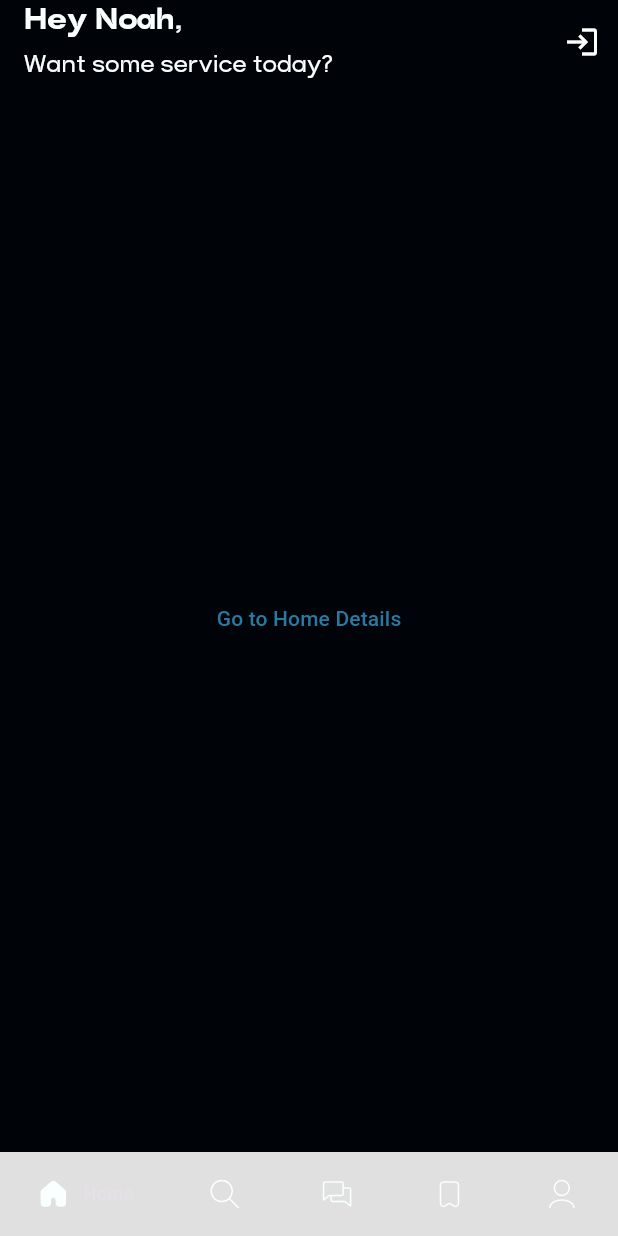
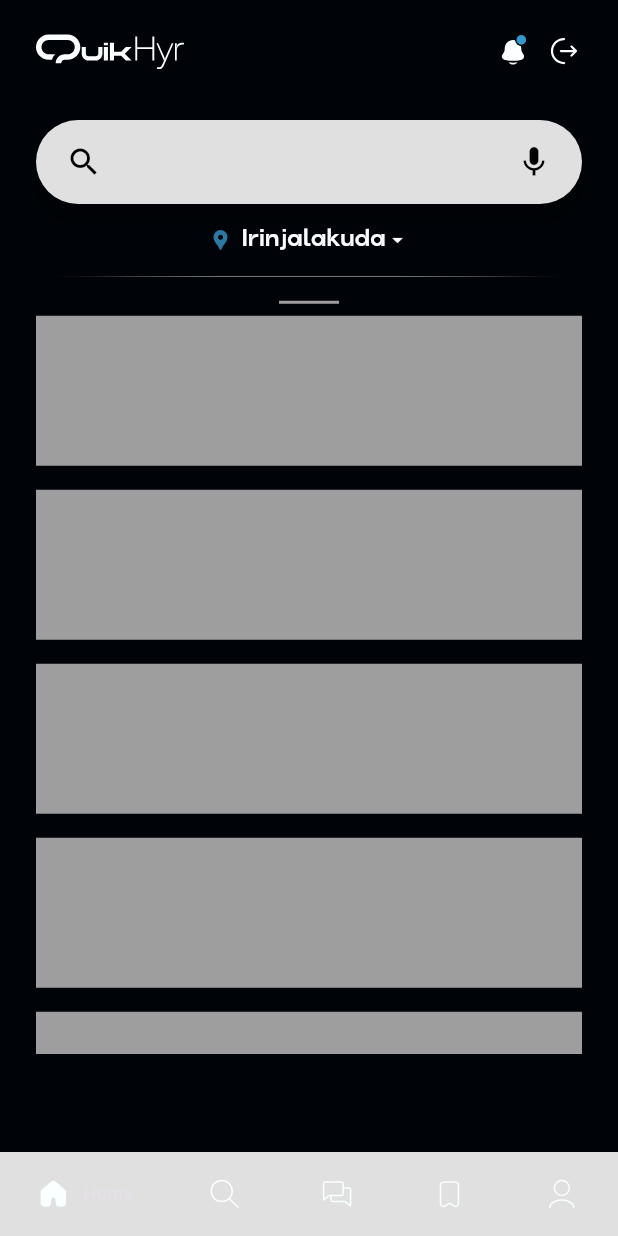
Before and after one commit to MalavikaSreehari/quikhyr-frontend, a Flutter app: the screen it shows once a user with an empty profile is signed in, on a phone screen of 412 x 824 dp. Run offline on Flutter 3.47's test engine with Material 3 defaults, Android fonts, the phone set to English and light mode, and no system bars; our stand-ins replace bloc, cloud_firestore, equatable, firebase_auth, firebase_core, flutter_bloc and 2 more; accounts and stored records are empty.

Commit message:
add: clickable svg component, checkpoint: before converting home_screen to have customscrolling

```diff
--- a/lib/common/constants/app_asset_links.dart
+++ b/lib/common/constants/app_asset_links.dart
@@ -16,4 +16,7 @@ class AppAssetLinks {
   static const String bookNavBarActiveSvg = 'assets/icons/book_active.svg';
   static const String profileNavBarSvg = 'assets/icons/profile.svg';
   static const String profileNavBarActiveSvg = 'assets/icons/profile_active.svg';
+  static const String bellSvg = 'assets/icons/bell.svg';
+  static const String bellNotificationActiveSvg = 'assets/icons/bell_notification_active.svg';
+  static const String logoutSvg = 'assets/icons/logout.svg';
 }
--- a/lib/common/constants/app_sizing.dart
+++ b/lib/common/constants/app_sizing.dart
@@ -62,6 +62,11 @@ class AppSizing {
     return const SizedBox(width: 8);
   }
 
+  /// Creates a horizontal [SizedBox] with a width of 10.
+  static SizedBox hS10() {
+    return const SizedBox(width: 10);
+  }
+
   /// Creates a horizontal [SizedBox] with a width of 12.
   static SizedBox hS12() {
     return const SizedBox(width: 12);
--- a/lib/common/longIconButton.dart
+++ /dev/null
@@ -1,58 +0,0 @@
-import 'package:flutter/material.dart';
-import 'package:flutter_svg/flutter_svg.dart';
-import 'package:quikhyr/common/constants/app_sizing.dart';
-
-class LongIconButton extends StatelessWidget {
-  final String text;
-  final String? svgPath;
-  final VoidCallback onPressed;
-  final Color? foregroundColor;
-  final Color? backgroundColor;
-  final double height; // Added optional height with default value
-
-  const LongIconButton({
-    Key? key,
-    required this.text,
-    this.svgPath,
-    required this.onPressed,
-    this.foregroundColor,
-    this.backgroundColor,
-    this.height = 54, // Set default value for height
-  }) : super(key: key);
-
-  @override
-  Widget build(BuildContext context) {
-    return SizedBox(
-      width: MediaQuery.of(context).size.width - 50,
-      height: height,
-      child: ElevatedButton(
-        style: ElevatedButton.styleFrom(
-          backgroundColor: backgroundColor ?? Theme.of(context).colorScheme.primary,
-          shape: RoundedRectangleBorder(
-            borderRadius: BorderRadius.circular(16),
-          ),
-        ),
-        onPressed: onPressed,
-        child: Row(
-          mainAxisAlignment: MainAxisAlignment.center,
-          children: <Widget>[
-            Text(
-              text,
-              style: Theme.of(context).textTheme.bodyLarge?.copyWith(
-                color: foregroundColor ?? Theme.of(context).colorScheme.onPrimary,)
-            ),
-            if (svgPath != null) ...[
-              AppSizing.hS6(),
-              SvgPicture.asset(
-                colorFilter: ColorFilter.mode(foregroundColor ?? Theme.of(context).colorScheme.onPrimary, BlendMode.srcIn),
-                svgPath!,
-                height: 14,
-                width: 14,
-              ),
-            ],
-          ],
-        ),
-      ),
-    );
-  }
-}
--- /dev/null
+++ b/lib/common/widgets/clickable_svg_icon.dart
@@ -0,0 +1,26 @@
+import 'package:flutter/material.dart';
+import 'package:flutter_svg/flutter_svg.dart';
+
+class ClickableSvgIcon extends StatelessWidget {
+  final String svgAsset;
+  final double size;
+  final VoidCallback onTap;
+
+  const ClickableSvgIcon({
+    Key? key,
+    required this.svgAsset,
+    this.size = 24.0,
+    required this.onTap,
+  }) : super(key: key);
+
+  @override
+  Widget build(BuildContext context) {
+    return GestureDetector(
+      onTap: onTap,
+      child: SvgPicture.asset(
+        svgAsset,
+        height: size,
+      ),
+    );
+  }
+}
--- a/lib/features/auth/presentation/screens/welcome_screen.dart
+++ b/lib/features/auth/presentation/screens/welcome_screen.dart
@@ -1,9 +1,9 @@
 import 'package:flutter/material.dart';
 import 'package:flutter_bloc/flutter_bloc.dart';
 import 'package:flutter_svg/flutter_svg.dart';
-import 'package:quikhyr/common/LongIconButton.dart';
 import 'package:quikhyr/common/constants/app_asset_links.dart';
 import 'package:quikhyr/common/constants/app_sizing.dart';
+import 'package:quikhyr/common/widgets/longIconButton.dart';
 import 'package:quikhyr/features/auth/presentation/screens/sign_in_screen.dart';
 import 'package:quikhyr/features/auth/presentation/screens/sign_up_screen.dart';
 
--- a/lib/features/home/presentation/screens/home/home_screen.dart
+++ b/lib/features/home/presentation/screens/home/home_screen.dart
@@ -1,50 +1,140 @@
 import 'package:flutter/material.dart';
 import 'package:flutter_bloc/flutter_bloc.dart';
-import 'package:go_router/go_router.dart';
-import 'package:quikhyr/common/constants/app_routes.dart';
+import 'package:flutter_svg/flutter_svg.dart';
+import 'package:quikhyr/common/constants/app_asset_links.dart';
+import 'package:quikhyr/common/constants/app_colors.dart';
 import 'package:quikhyr/common/constants/app_sizing.dart';
+import 'package:quikhyr/common/widgets/clickable_svg_icon.dart';
 import 'package:quikhyr/features/auth/blocs/sign_in_bloc/sign_in_bloc.dart';
 
 class HomeScreen extends StatelessWidget {
   const HomeScreen({super.key});
 
-
   @override
   Widget build(BuildContext context) {
-
     return Scaffold(
       backgroundColor: Theme.of(context).colorScheme.background,
-        appBar: AppBar(
+      appBar: PreferredSize(
+        preferredSize: const Size.fromHeight(56),
+        child: Padding(
+          padding: const EdgeInsets.only(top: 12),
+          child: AppBar(
+            titleSpacing: 24,
             automaticallyImplyLeading: false, // Remove back button
             backgroundColor: Colors.transparent,
             title: Column(
               crossAxisAlignment: CrossAxisAlignment.start,
               children: [
-              Text('Hey Noah,',
-                  style: Theme.of(context).textTheme.headlineMedium),
-              AppSizing.vS12(),
+                SvgPicture.asset(
+                  AppAssetLinks.logoSvg,
+                  height: 24,
+                ),
+              ],
+            ),
+            actions: [
+              ClickableSvgIcon(
+                  svgAsset: AppAssetLinks.bellNotificationActiveSvg,
+                  onTap: () {
+                    //HANDLE GO TO NOTIFICATIONS
+                  }),
+              AppSizing.hS10(),
+              ClickableSvgIcon(
+                  svgAsset: AppAssetLinks.logoutSvg,
+                  onTap: () {
+                    context.read<SignInBloc>().add(const SignOutRequired());
+                  }),
+              AppSizing.hS24(),
+            ],
+          ),
+        ),
+      ),
+      body: SingleChildScrollView(
+        child: Container(
+            padding: const EdgeInsets.symmetric(horizontal: 24, vertical: 24),
+            child: Column(
+              children: [
+                Column(
+                  children: [
+                    SearchBar(
+                        leading: const Padding(
+                            padding: EdgeInsets.only(left: 12),
+                            child: Icon(Icons.search)),
+                        trailing: [
+                          const SizedBox(),
+                          IconButton(
+                            icon: const Icon(Icons.mic),
+                            onPressed: () {
+                              // Handle voice search
+                            },
+                          ),
+                        ]),
+                    AppSizing.vS16(),
+                    Row(
+                      mainAxisAlignment: MainAxisAlignment.center,
+                      children: [
+                        const Icon(Icons.location_pin,
+                            color: primary, size: 16),
+                        AppSizing.hS6(),
                         Text(
-                'Want some service today?',
-                style: Theme.of(context).textTheme.headlineSmall,
+                          "Irinjalakuda",
+                          style: Theme.of(context)
+                              .textTheme
+                              .headlineSmall
+                              ?.copyWith(fontWeight: FontWeight.w700),
+                        ),
+                        const Icon(
+                          Icons.arrow_drop_down_outlined,
+                          size: 16,
                         )
                       ],
                     ),
-          actions: [
-            IconButton(
-                onPressed: () {
-                  context.read<SignInBloc>().add(const SignOutRequired());
-                },
-                icon: const Icon(
-                  Icons.login,
-                  color: Colors.white,
-                ))
+                    AppSizing.vS16(),
                   ],
                 ),
-        body: Center(
-            child: TextButton(
-                onPressed: () {
-                  context.goNamed(Routes.homeDetailsNamedPageName);
+                Column(
+                  children: [
+                    Container(
+                      height: 0.5,
+                      decoration: BoxDecoration(
+                        gradient: LinearGradient(
+                          colors: [
+                            Colors.transparent,
+                            Colors.grey.withOpacity(0.5),
+                            Colors.grey.withOpacity(1),
+                            Colors.grey.withOpacity(1),
+                            Colors.grey.withOpacity(1),
+                            Colors.grey.withOpacity(0.5),
+                            Colors.transparent,
+                          ],
+                          begin: Alignment.centerLeft,
+                          end: Alignment.centerRight,
+                        ),
+                      ),
+                    ),
+                    AppSizing.vS16(),
+                    Container(
+                      width: 40,
+                      height: 2,
+                      color: Colors.grey,
+                    ),
+                  ],
+                ),
+                Container(
+                  height: 500,
+                  child: ListView.builder(
+                    itemCount: 20,
+                    itemBuilder: (BuildContext context, int index) {
+                      return Container(
+                        height: 100,
+                        color: Colors.grey,
+                        margin: const EdgeInsets.symmetric(vertical: 8),
+                      );
                     },
-                child: const Text('Go to Home Details'))));
+                  ),
+                )
+              ],
+            )),
+      ),
+    );
   }
 }
```
Also changed, not shown: assets/icons/bell_notification_active.svg (added), assets/icons/logout.svg (added), 1 other file. Lines whose indentation alone changed are shown as unchanged.
